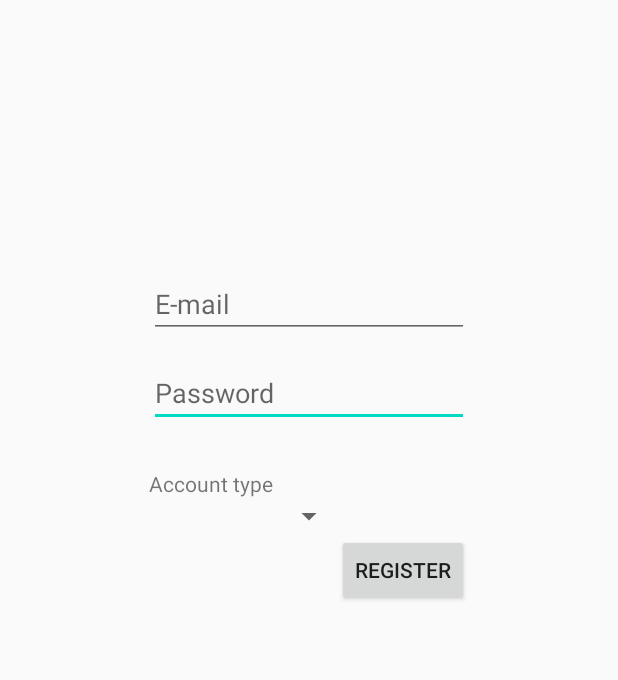
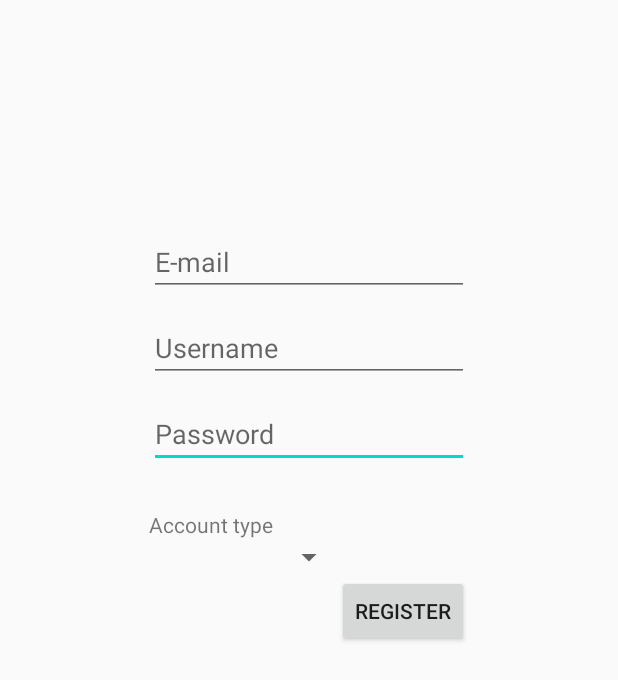
Before and after one commit to Pyry-Santahuhta/YouthClub-Events, an Android app: the layout activity_register.xml on its own in the app's theme, with its tools: preview values and no code run, on a phone screen of 412 x 824 dp. Shown: the top 680 px of the screen. Run offline under Robolectric (Android 15) with nearby library versions, the phone set to English and light mode, and no system bars.

Commit message:
users for database

```diff
--- a/app/src/main/java/com/example/youthclub_events/eventsInProgressActivity.java
+++ b/app/src/main/java/com/example/youthclub_events/eventsInProgressActivity.java
@@ -5,6 +5,7 @@ import androidx.recyclerview.widget.LinearLayoutManager;
 import androidx.recyclerview.widget.RecyclerView;
 
 import android.content.Context;
+import android.content.Intent;
 import android.os.Bundle;
 
 import java.util.ArrayList;
@@ -27,4 +28,6 @@ public class eventsInProgressActivity extends AppCompatActivity {
         recyclerAdapter = new SecondaryAdapter(eventInProgressList, context);
         eventsInProgressRecyclerView.setAdapter(recyclerAdapter);
     }
+
+
 }
--- a/app/src/main/java/com/example/youthclub_events/pastEventsActivity.java
+++ b/app/src/main/java/com/example/youthclub_events/pastEventsActivity.java
@@ -28,9 +28,5 @@ public class pastEventsActivity extends AppCompatActivity {
 
 
 
-
-
-
-
     }
 }
--- a/app/src/main/java/com/example/youthclub_events/startEventActivity.java
+++ b/app/src/main/java/com/example/youthclub_events/startEventActivity.java
@@ -46,10 +46,11 @@ public class startEventActivity extends AppCompatActivity {
                         0, true);
 
                 readAndWriteXML.saveInProgressEventToXML(EventInProgress, context);
+                readAndWriteXML.deleteEvent(context, selectedPosition);
+                Intent intent = new Intent(startEventActivity.this, eventsInProgressActivity.class);
+                startActivity(intent);
 
-                Intent intent = new Intent(startEventActivity.this, eventsInProgressActivity.class);
 
-                startActivity(intent);
             }
         });
 
--- a/app/src/main/res/layout/activity_profile.xml
+++ b/app/src/main/res/layout/activity_profile.xml
@@ -7,12 +7,14 @@
     tools:context=".profileActivity">
 
     <TextView
-        android:id="@+id/textView"
+        android:id="@+id/userNameTextv"
         android:layout_width="wrap_content"
         android:layout_height="wrap_content"
         android:text="TextView"
         app:layout_constraintBottom_toBottomOf="parent"
         app:layout_constraintEnd_toEndOf="parent"
+        app:layout_constraintHorizontal_bias="0.102"
         app:layout_constraintStart_toStartOf="parent"
-        app:layout_constraintTop_toTopOf="parent" />
+        app:layout_constraintTop_toTopOf="parent"
+        app:layout_constraintVertical_bias="0.077" />
 </androidx.constraintlayout.widget.ConstraintLayout>
--- a/app/src/main/res/layout/activity_register.xml
+++ b/app/src/main/res/layout/activity_register.xml
@@ -10,20 +10,20 @@
         android:id="@+id/password"
         android:layout_width="wrap_content"
         android:layout_height="wrap_content"
-        android:layout_marginTop="14dp"
+        android:layout_marginTop="12dp"
         android:ems="10"
         android:hint="@string/password"
         android:importantForAutofill="no"
         android:inputType="textPassword"
         app:layout_constraintEnd_toEndOf="parent"
         app:layout_constraintStart_toStartOf="parent"
-        app:layout_constraintTop_toBottomOf="@+id/email" />
+        app:layout_constraintTop_toBottomOf="@+id/userNameEditText" />
 
     <EditText
         android:id="@+id/email"
         android:layout_width="wrap_content"
         android:layout_height="wrap_content"
-        android:layout_marginTop="180dp"
+        android:layout_marginTop="152dp"
         android:ems="10"
         android:hint="@string/email"
         android:importantForAutofill="no"
@@ -60,4 +60,16 @@
         app:layout_constraintHorizontal_bias="0.693"
         app:layout_constraintStart_toStartOf="parent"
         app:layout_constraintTop_toBottomOf="@+id/accountTypeSpinner" />
+
+    <EditText
+        android:id="@+id/userNameEditText"
+        android:layout_width="wrap_content"
+        android:layout_height="wrap_content"
+        android:layout_marginTop="12dp"
+        android:ems="10"
+        android:hint="@string/username"
+        android:inputType="textPersonName"
+        app:layout_constraintEnd_toEndOf="parent"
+        app:layout_constraintStart_toStartOf="parent"
+        app:layout_constraintTop_toBottomOf="@+id/email" />
 </androidx.constraintlayout.widget.ConstraintLayout>
--- a/app/src/main/res/values/strings.xml
+++ b/app/src/main/res/values/strings.xml
@@ -36,4 +36,5 @@
     <string name="select_an_event_to_start">Select an event to start</string>
     <string name="start_eventshort">Start event</string>
 
+
 </resources>
```
Also changed, not shown: app/src/main/java/com/example/youthclub_events/User.java (added, +42 -0 lines), app/src/main/java/com/example/youthclub_events/readAndWriteXML.java (+58 -0 lines), app/src/main/java/com/example/youthclub_events/registerActivity.java (+31 -2 lines).
